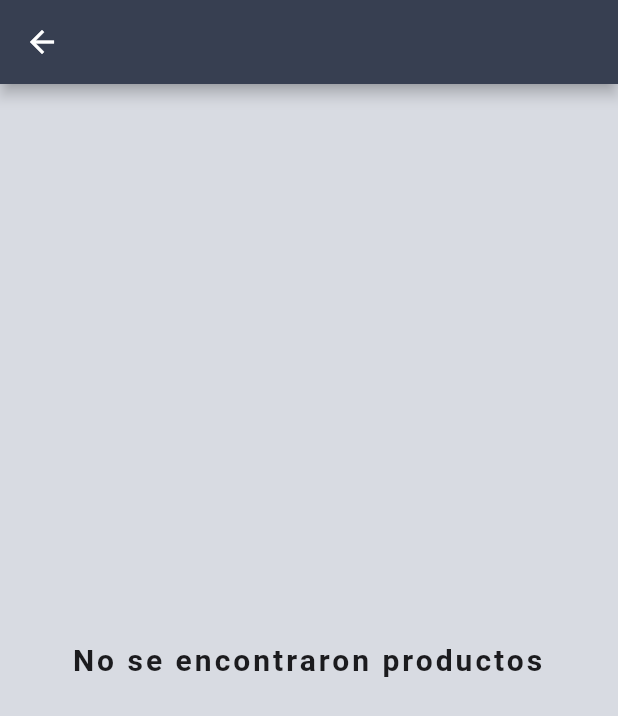
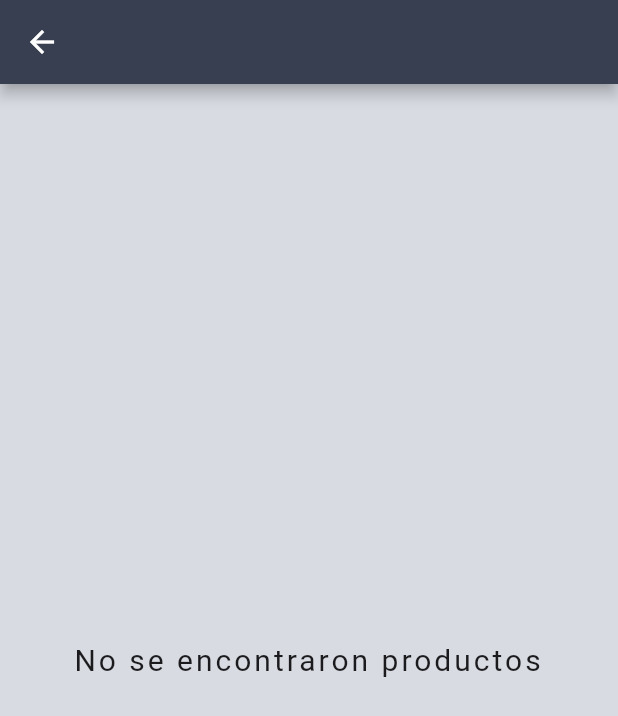
Before and after one commit to danielarico/marketplace_flutter, a Flutter app: the ProductsList screen opened directly with empty values, on a phone screen of 412 x 824 dp. Shown: the top 716 px of the screen. Run offline on Flutter 3.47's test engine with Material 2 defaults, Android fonts, the light colour scheme and no system bars.

Commit message:
Fixing error text on products list

```diff
--- a/lib/pages/products_list.dart
+++ b/lib/pages/products_list.dart
@@ -27,18 +27,7 @@ class ProductsList extends StatelessWidget {
       ),
       body: products.isEmpty
           ? Center(
-              child: Text(
-                emptyText,
-                textAlign: TextAlign.center,
-                style: TextStyle(
-                  color: AppColors.BLACK,
-                  fontSize: emptyFontSize,
-                  fontWeight: FontWeight.w700,
-                  letterSpacing: 2,
-                ),
-                overflow: TextOverflow.ellipsis,
-                maxLines: 2,
-              ),
+              child: _errorText(),
             )
           : ListView.builder(
               itemCount: products.length,
@@ -53,4 +42,19 @@ class ProductsList extends StatelessWidget {
             ),
     );
   }
+
+  Widget _errorText() {
+    return Text(
+      emptyText,
+      textAlign: TextAlign.center,
+      style: TextStyle(
+        color: AppColors.BLACK,
+        fontSize: emptyFontSize,
+        fontWeight: FontWeight.w400,
+        letterSpacing: 2,
+      ),
+      overflow: TextOverflow.ellipsis,
+      maxLines: 1,
+    );
+  }
 }
```
